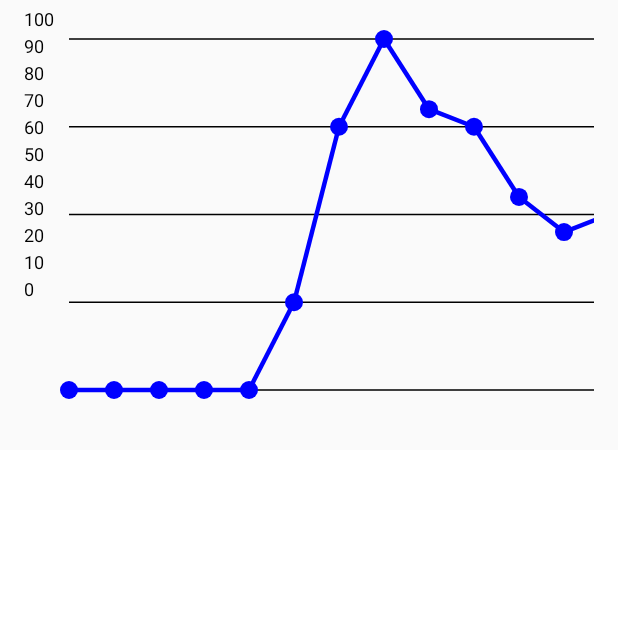
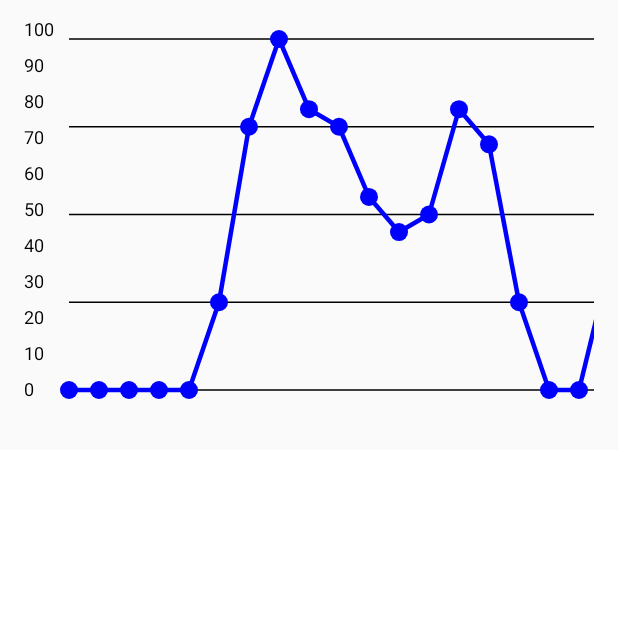
Before and after one commit to Madrapps/plot, an Android app built with Jetpack Compose: the screen it shows after launch (MainActivity), on a phone screen of 412 x 824 dp, the top half of it. Run offline under Robolectric (Android 15) with nearby library versions, the phone set to English and light mode, and no system bars.

Commit message:
Refactoring row and column offsets

```diff
--- a/app/src/main/java/com/madrapps/plot/Composables.kt
+++ b/app/src/main/java/com/madrapps/plot/Composables.kt
@@ -7,11 +7,12 @@ import androidx.compose.ui.Modifier
 import androidx.compose.ui.graphics.Color
 import androidx.compose.ui.layout.Layout
 import androidx.compose.ui.text.style.TextOverflow
+import androidx.compose.ui.unit.Dp
 
 @Composable
 fun GraphColumn(
     modifier: Modifier,
-    yStart: Float,
+    yStart: Dp,
     scale: Float,
     color: Color = MaterialTheme.colors.onSurface,
     values: () -> List<Value> = { listOf(Value("0", 0f)) },
@@ -40,7 +41,7 @@ fun GraphColumn(
             measurable.measure(constraints.copy(minWidth = 0, minHeight = 0))
         }
         layout(constraints.maxWidth, constraints.maxHeight) {
-            val availableHeight = (constraints.maxHeight - yStart)
+            val availableHeight = (constraints.maxHeight - yStart.toPx())
             var yPos = availableHeight.toInt()
 
             placeables.forEach { placeable ->
--- a/app/src/main/java/com/madrapps/plot/MainActivity.kt
+++ b/app/src/main/java/com/madrapps/plot/MainActivity.kt
@@ -85,6 +85,9 @@ fun LineGraph(dataPoints: List<DataPoint>) {
 
     val globalYScale = 0.9f
 
+    val rowOffset = 40.dp
+    val columnOffset = 30.dp
+
     Canvas(modifier = Modifier
         .height(300.dp)
         .fillMaxWidth()
@@ -114,13 +117,13 @@ fun LineGraph(dataPoints: List<DataPoint>) {
             }
         },
         onDraw = {
-            val xStart = 30.dp.toPx() + paddingLeft.toPx()
-            val yStart = 40.dp.toPx()
+            val xStart = columnOffset.toPx() + paddingLeft.toPx()
+            val yStart = rowOffset.toPx()
             val availableWidth = (size.width - xStart)
             val availableHeight = size.height - yStart
             val xScale = 1f * xZoom.value
             val yScale = globalYScale
-            val xOffset = 30.dp.toPx()
+            val xOffset = 20.dp.toPx()
             val yOffset = availableHeight / dataPoints.maxOf { it.y }
 
             var scrollOffset = offset.value
@@ -175,7 +178,7 @@ fun LineGraph(dataPoints: List<DataPoint>) {
         Modifier
             .height(300.dp)
             .width(90.dp)
-            .padding(start = 16.dp), 40 * 4f, globalYScale,
+            .padding(start = 16.dp), rowOffset, globalYScale,
         values = {
             (0..10).map {
                 val v = it * 10f
```
